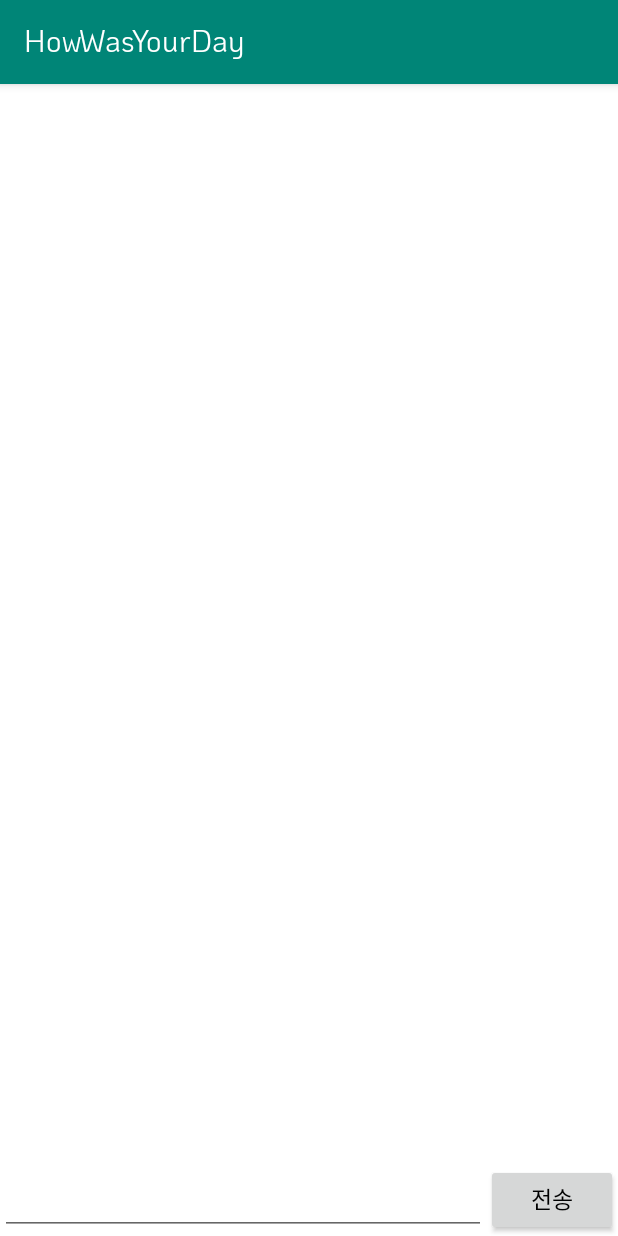
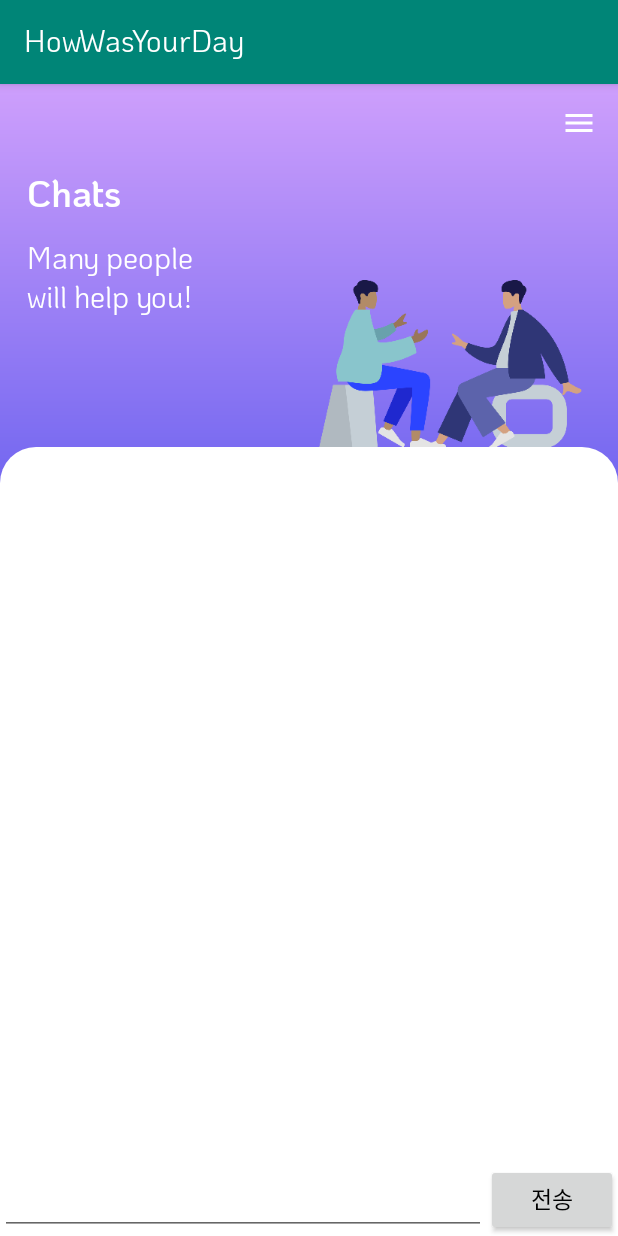
Before and after one commit to gotohel/HowWasYourDay, an Android app: the ChatDetailActivity screen opened directly, with no data from a screen before it, on a phone screen of 412 x 824 dp. Run offline under Robolectric (Android 15) with nearby library versions, the light colour scheme and no system bars; libraries missing offline, so code that uses them is left out: com.sendbird.android; 4 statements that could not run were skipped.

Commit message:
대화방 목록 기능 에러 수정.

```diff
--- a/app/src/main/res/layout/activity_chat_detail.xml
+++ b/app/src/main/res/layout/activity_chat_detail.xml
@@ -1,8 +1,66 @@
 <?xml version="1.0" encoding="utf-8"?>
-<LinearLayout xmlns:android="http://schemas.android.com/apk/res/android"
+<FrameLayout
+    xmlns:android="http://schemas.android.com/apk/res/android"
+    xmlns:app="http://schemas.android.com/apk/res-auto"
+    xmlns:tools="http://schemas.android.com/tools"
+    android:layout_width="match_parent"
+    android:layout_height="match_parent"
+    tools:context=".ui.activity.ChatListActivity">
+
+    <FrameLayout
+        android:layout_width="match_parent"
+        android:layout_height="@dimen/large_title_height"
+        android:background="@drawable/bg_purple_gradation">
+
+        <ImageView
+            android:layout_width="175dp"
+            android:layout_height="115dp"
+            android:layout_marginEnd="24dp"
+            android:layout_marginBottom="20dp"
+            android:layout_gravity="bottom|end"
+            android:src="@drawable/group"/>
+
+        <LinearLayout
+            android:layout_width="match_parent"
+            android:layout_height="match_parent"
+            android:orientation="vertical">
+
+            <ImageButton
+                android:onClick="showSubMenu"
+                android:layout_width="@dimen/action_bar_size"
+                android:layout_height="@dimen/action_bar_size"
+                android:layout_gravity="end"
+                app:srcCompat="@drawable/ic_menu_white_24dp"
+                android:background="?selectableItemBackgroundBorderless"/>
+
+            <TextView
+                android:layout_width="wrap_content"
+                android:layout_height="wrap_content"
+                android:paddingHorizontal="@dimen/large_title_padding_horizontal"
+                android:textSize="25dp"
+                android:textColor="@color/white"
+                android:fontFamily="@font/koho_semibold"
+                android:text="Chats"/>
+
+            <TextView
+                android:layout_width="wrap_content"
+                android:layout_height="wrap_content"
+                android:paddingHorizontal="@dimen/large_title_padding_horizontal"
+                android:layout_marginTop="6dp"
+                android:textSize="20dp"
+                android:textColor="@color/white"
+                android:text="Many people\nwill help you!"/>
+
+        </LinearLayout>
+
+    </FrameLayout>
+
+    <LinearLayout
+        android:layout_width="match_parent"
+        android:layout_height="match_parent"
         android:orientation="vertical"
-    android:layout_width="match_parent"
-    android:layout_height="match_parent">
+        android:layout_marginTop="242dp"
+        android:background="@drawable/bg_main_input">
 
         <androidx.recyclerview.widget.RecyclerView
             android:id="@+id/list_chat_message"
@@ -31,3 +89,5 @@
         </LinearLayout>
 
     </LinearLayout>
+
+</FrameLayout>
--- a/app/src/main/res/layout/item_group_chat_doctor.xml
+++ b/app/src/main/res/layout/item_group_chat_doctor.xml
@@ -51,6 +51,8 @@
             android:id="@+id/text_last_message"
             android:layout_width="match_parent"
             android:layout_height="wrap_content"
+            android:maxLines="3"
+            android:ellipsize="end"
             android:layout_marginTop="6dp"
             tools:text="Hello! My name is Dora. I read your story well. Linda made Jay feel bad. It must have been hard on your mind… (See more)"/>
 
--- a/app/src/main/res/layout/item_group_chat_my.xml
+++ b/app/src/main/res/layout/item_group_chat_my.xml
@@ -51,6 +51,8 @@
             android:id="@+id/text_last_message"
             android:layout_width="match_parent"
             android:layout_height="wrap_content"
+            android:maxLines="3"
+            android:ellipsize="end"
             android:layout_marginTop="6dp"
             tools:text="Hello! My name is Dora. I read your story well. Linda made Jay feel bad. It must have been hard on your mind… (See more)"/>
 
--- a/app/src/main/res/layout/item_group_chat_other.xml
+++ b/app/src/main/res/layout/item_group_chat_other.xml
@@ -51,6 +51,8 @@
             android:id="@+id/text_last_message"
             android:layout_width="match_parent"
             android:layout_height="wrap_content"
+            android:maxLines="3"
+            android:ellipsize="end"
             android:layout_marginTop="6dp"
             tools:text="ff"/>
 
```
Also changed, not shown: app/src/main/java/team/gotohel/howwasyourday/ui/activity/ChatListActivity.kt (+31 -0 lines), app/src/main/res/layout/activity_chat_list.xml (+3 -11 lines). Lines whose indentation alone changed are shown as unchanged.
